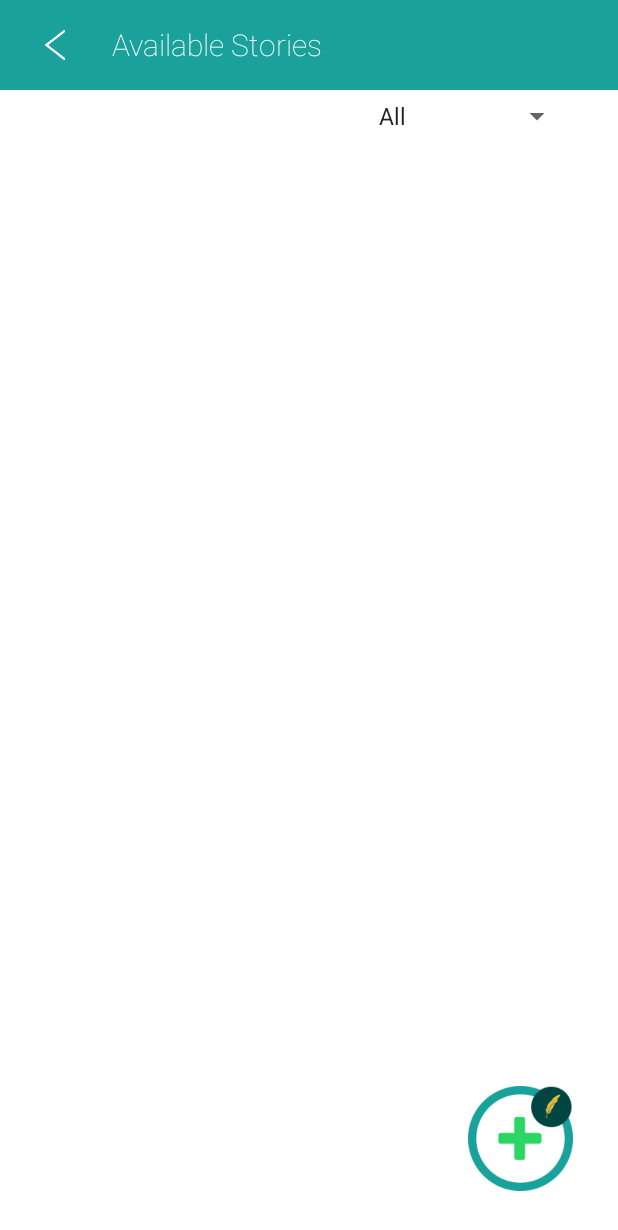
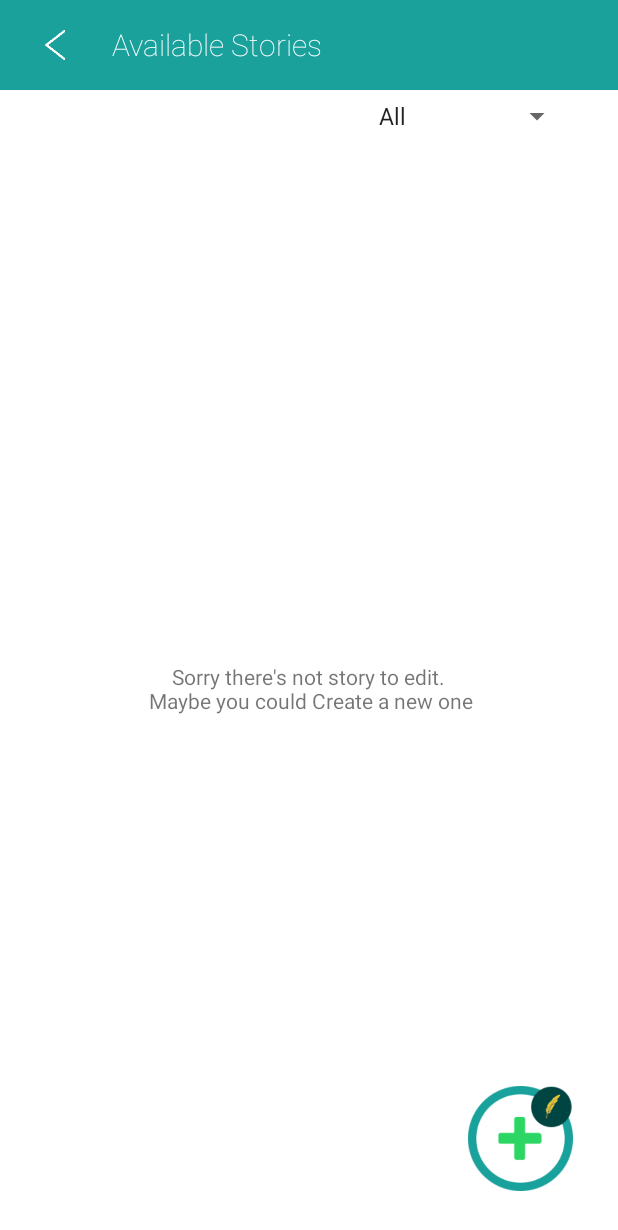
Before and after one commit to MihaiIon/StoryTeller, an Android app: the StoryChooserActivity screen opened directly, with no data from a screen before it, on a phone screen of 412 x 824 dp. Shown: the top 1230 px of the screen. Run offline under Robolectric (Android 15) with nearby library versions, the phone set to English and light mode, and no system bars; 2 statements that could not run were skipped.

Commit message:
There's now a text if the storychoose list is empty

```diff
--- a/app/src/main/java/app/storyteller/StoryChooserActivity.java
+++ b/app/src/main/java/app/storyteller/StoryChooserActivity.java
@@ -12,7 +12,6 @@ import android.view.MotionEvent;
 import android.view.View;
 import android.view.WindowManager;
 import android.widget.AdapterView;
-import android.widget.Button;
 import android.widget.ImageButton;
 import android.widget.LinearLayout;
 import android.widget.ListView;
@@ -61,11 +60,16 @@ public class StoryChooserActivity extends AppCompatActivity implements AdapterVi
      */
     private LinearLayout loadingScreen;
     private boolean isActivityLocked;
+    private TextView emptyMessage;
 
     @Override
     protected void onCreate(@Nullable Bundle savedInstanceState) {
         super.onCreate(savedInstanceState);
         setContentView(R.layout.activity_story_chooser);
+        listview = (ListView) findViewById(R.id.story_chooser_story_list);
+        emptyMessage = (TextView) findViewById(R.id.emptyMessage);
+        emptyMessage.setText(R.string.empty_chooser_story);
+        ShowList();
         initAddStoryBtn(findViewById(R.id.story_chooser_add_btn));
         initHeader();
         initLoadingScreen();
@@ -208,16 +212,16 @@ public class StoryChooserActivity extends AppCompatActivity implements AdapterVi
     /**
      * When stories are pulled from the API, parse them using the selected theme.
      */
-    public void refreshStoriesList(ArrayList<Story> list){
+    public void refreshStoriesList(ArrayList<Story> list) {
         setLockActivity(false);
-        System.out.println("************"+isActivityLocked);
+        System.out.println("************" + isActivityLocked);
         // -- TODO :  Remove loading and place stories in ListView.
         stories = list;
-
+        if (stories.size() > 0) {
             // stories are parsed depending on the current theme
-        if(currentTheme.equals(getApplicationContext().getString(R.string.story_chooser_all)))
+            if (currentTheme.equals(getApplicationContext().getString(R.string.story_chooser_all)))
                 stories = list;
-        else{
+            else {
                 ArrayList<Story> parsedList = new ArrayList<Story>();
                 for (int i = 0; i < list.size(); i++) {
                     if (list.get(i).getDetails().getTheme().equals(currentTheme)) {
@@ -228,15 +232,27 @@ public class StoryChooserActivity extends AppCompatActivity implements AdapterVi
             }
 
             //reset listview
-        listview = (ListView) findViewById(R.id.story_chooser_story_list);
+            ShowList();
             StoryChooserAdapter adapter = new StoryChooserAdapter(this, stories);
             listview.setOnItemClickListener(StoryChooserActivity.this);
             listview.setAdapter(adapter);
-
+        }
+        else {
+            HideList();
+        }
 
 
     }
-
+    private void ShowList()
+    {
+        emptyMessage.setVisibility(View.INVISIBLE);
+        listview.setVisibility(View.VISIBLE);
+    }
+    private void HideList()
+    {
+        emptyMessage.setVisibility(View.VISIBLE);
+        listview.setVisibility(View.INVISIBLE);
+    }
 
 
     //-------------------------------------------------------------------
--- a/app/src/main/res/layout/activity_story_chooser.xml
+++ b/app/src/main/res/layout/activity_story_chooser.xml
@@ -53,6 +53,13 @@
 
                 </ListView>
             </android.support.v4.widget.SwipeRefreshLayout>
+            <TextView
+                android:id="@+id/emptyMessage"
+                android:layout_width="wrap_content"
+                android:layout_height="wrap_content"
+                android:gravity="center"
+                android:layout_centerHorizontal="true"
+                android:layout_centerVertical="true"/>
 
             <ImageButton
                 android:id="@+id/story_chooser_add_btn"
--- a/app/src/main/res/values/strings.xml
+++ b/app/src/main/res/values/strings.xml
@@ -98,4 +98,5 @@
     <string name="empty_all_story">Sorry there\'s no story</string>
     <string name="empty_my_story">Sorry none of your story are completed</string>
     <string name="empty_fav_story">Sorry you don\'t have any favorite story</string>
+    <string name="empty_chooser_story">Sorry there\'s not story to edit.\n Maybe you could Create a new one</string>
 </resources>
```
Lines whose indentation alone changed are shown as unchanged.
